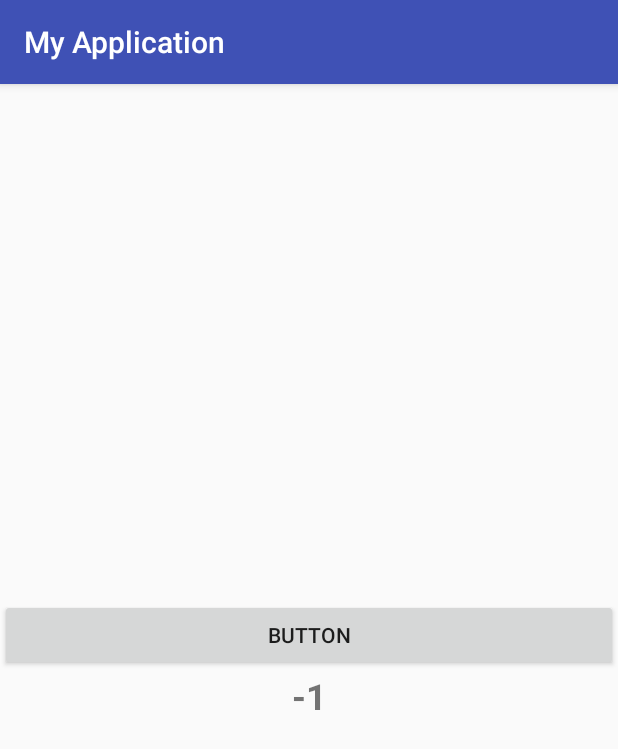
After one commit to mlitman/MyApplication2, an Android app: the AnswerScreen screen opened directly, with no data from a screen before it, on a phone screen of 412 x 824 dp. The commit adds this screen. Shown: the top 749 px of the screen. Run offline under Robolectric (Android 15) with nearby library versions, the phone set to English and light mode, and no system bars.

Commit message:
made changes

```diff
--- a/app/src/main/AndroidManifest.xml
+++ b/app/src/main/AndroidManifest.xml
@@ -16,6 +16,8 @@
                 <category android:name="android.intent.category.LAUNCHER" />
             </intent-filter>
         </activity>
+        <activity android:name=".AnswerScreen" />
+        <activity android:name=".Activity3"></activity>
     </application>
 
 </manifest>
--- /dev/null
+++ b/app/src/main/java/com/example/awesomefat/myapplication/AnswerScreen.java
@@ -0,0 +1,32 @@
+package com.example.awesomefat.myapplication;
+
+import android.content.Intent;
+import android.support.v7.app.AppCompatActivity;
+import android.os.Bundle;
+import android.view.View;
+import android.widget.TextView;
+
+public class AnswerScreen extends AppCompatActivity
+{
+
+    @Override
+    protected void onCreate(Bundle savedInstanceState)
+    {
+        super.onCreate(savedInstanceState);
+        setContentView(R.layout.activity_answer_screen);
+
+        TextView theAnswer = (TextView)this.findViewById(R.id.theAnswer);
+        int answer = this.getIntent().getIntExtra("theAnswer", -1);
+        theAnswer.setText("" + answer);
+
+    }
+
+    public void onButtonClicked (View v)
+    {
+        int answer = this.getIntent().getIntExtra("theAnswer", -1);
+        Intent i = new Intent(this,Activity3.class);
+        i.putExtra("theAnswer", answer);
+        this.startActivity(i);
+
+    }
+}
--- a/app/src/main/java/com/example/awesomefat/myapplication/MainActivity.java
+++ b/app/src/main/java/com/example/awesomefat/myapplication/MainActivity.java
@@ -1,5 +1,6 @@
 package com.example.awesomefat.myapplication;
 
+import android.content.Intent;
 import android.support.v7.app.AppCompatActivity;
 import android.os.Bundle;
 import android.view.View;
@@ -31,5 +32,9 @@ public class MainActivity extends AppCompatActivity {
 
         int answer = num1 + num2;
         this.myLabel.setText("" + answer);
+
+        Intent i = new Intent(this, AnswerScreen.class);
+        i.putExtra("theAnswer", answer);
+        this.startActivity(i);
     }
 }
--- /dev/null
+++ b/app/src/main/res/layout/activity_answer_screen.xml
@@ -0,0 +1,31 @@
+<?xml version="1.0" encoding="utf-8"?>
+<android.support.constraint.ConstraintLayout xmlns:android="http://schemas.android.com/apk/res/android"
+    xmlns:app="http://schemas.android.com/apk/res-auto"
+    xmlns:tools="http://schemas.android.com/tools"
+    android:layout_width="match_parent"
+    android:layout_height="match_parent"
+    tools:context=".AnswerScreen">
+
+    <LinearLayout
+        android:layout_width="match_parent"
+        android:layout_height="match_parent"
+        android:gravity="center_vertical"
+        android:orientation="vertical">
+
+        <Button
+            android:id="@+id/button"
+            android:layout_width="match_parent"
+            android:layout_height="wrap_content"
+            android:onClick="onButtonClicked"
+            android:text="Button" />
+
+        <TextView
+            android:id="@+id/theAnswer"
+            android:layout_width="match_parent"
+            android:layout_height="wrap_content"
+            android:gravity="center_horizontal"
+            android:text="The Answer"
+            android:textSize="24sp"
+            android:textStyle="bold" />
+    </LinearLayout>
+</android.support.constraint.ConstraintLayout>
--- a/app/src/main/res/values/styles.xml
+++ b/app/src/main/res/values/styles.xml
@@ -1,7 +1,7 @@
 <resources>
 
     <!-- Base application theme. -->
-    <style name="AppTheme" parent="Theme.AppCompat.Light.DarkActionBar">
+    <style name="AppTheme" parent="Base.Theme.AppCompat.Light.DarkActionBar">
         <!-- Customize your theme here. -->
         <item name="colorPrimary">@color/colorPrimary</item>
         <item name="colorPrimaryDark">@color/colorPrimaryDark</item>
```
Also changed, not shown: app/src/main/java/com/example/awesomefat/myapplication/Activity3.java (added, +21 -0 lines), app/src/main/res/layout/activity_3.xml (added, +23 -0 lines).
